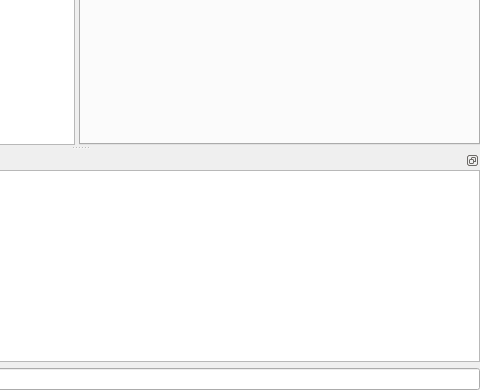
First picture: the form in lib/modules/DataManager/DataManagerTemplate.ui, repository acq4/acq4, before the edit; both pictures show x 320 to 800 and y 210 to 600 of the 800 by 600 pixel window.
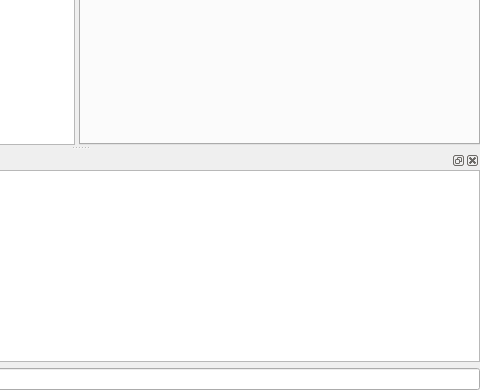
Second picture: the form after the edit. Custom widgets are drawn as their Qt base class.

What changed in the file:
```diff
--- a/lib/modules/DataManager/DataManagerTemplate.ui
+++ b/lib/modules/DataManager/DataManagerTemplate.ui
@@ -197,7 +197,7 @@
     <bool>false</bool>
    </property>
    <property name="features">
-    <set>QDockWidget::DockWidgetFloatable|QDockWidget::DockWidgetMovable</set>
+    <set>QDockWidget::AllDockWidgetFeatures</set>
    </property>
    <property name="windowTitle">
     <string>Current Log</string>
```
